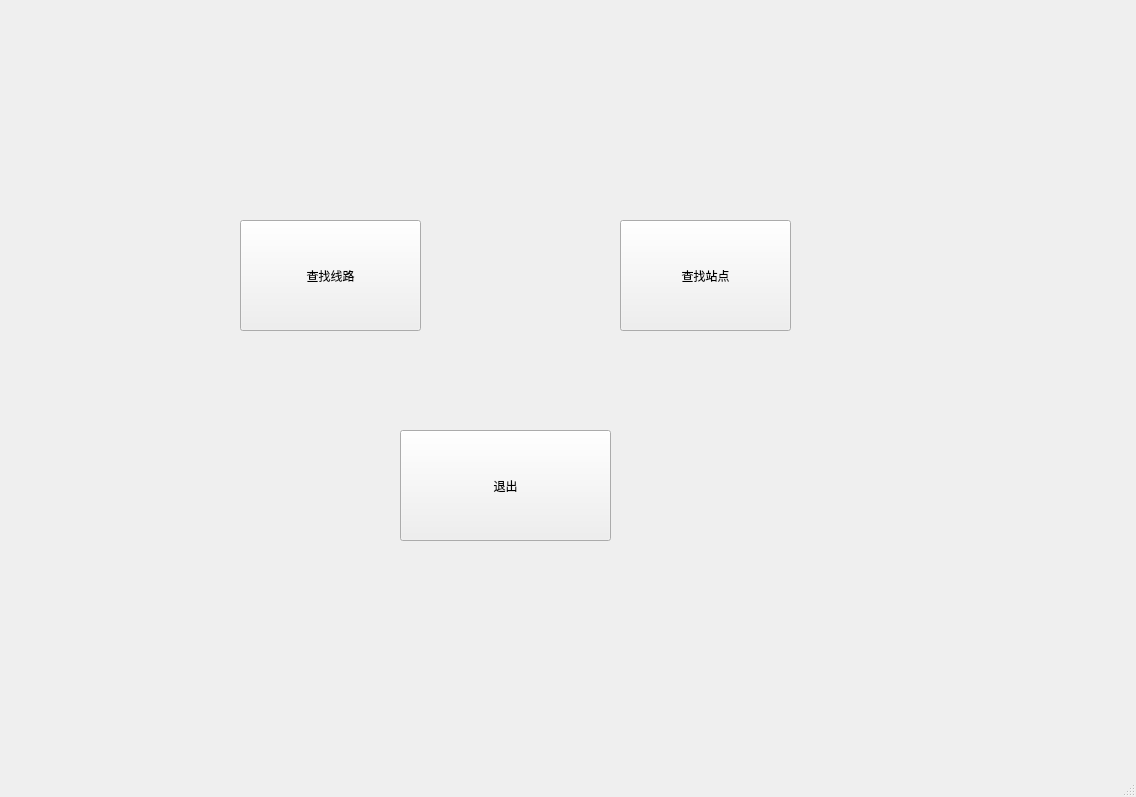
cxfann/DL_HW1, file project_1/main_window.ui: the form before one commit.
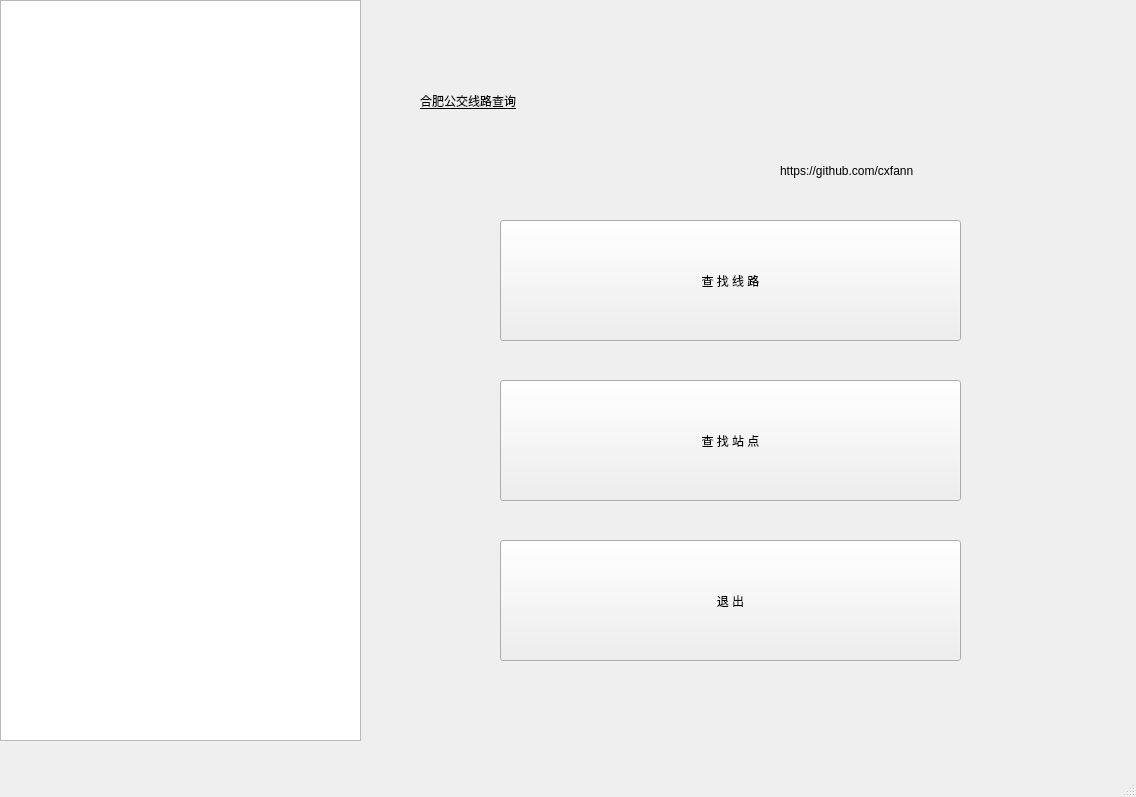
The form after the commit. Icons and pictures are not drawn.

Diff of the .ui file:
```diff
--- a/project_1/main_window.ui
+++ b/project_1/main_window.ui
@@ -17,40 +17,95 @@
    <widget class="QPushButton" name="main2route">
     <property name="geometry">
      <rect>
-      <x>240</x>
+      <x>500</x>
       <y>220</y>
-      <width>181</width>
-      <height>111</height>
+      <width>461</width>
+      <height>121</height>
      </rect>
     </property>
+    <property name="styleSheet">
+     <string notr="true">font: 24pt &quot;霞鹜文楷&quot;;</string>
+    </property>
     <property name="text">
-     <string>查找线路</string>
+     <string>查 找 线 路</string>
     </property>
    </widget>
    <widget class="QPushButton" name="main2station">
     <property name="geometry">
      <rect>
-      <x>620</x>
-      <y>220</y>
-      <width>171</width>
-      <height>111</height>
+      <x>500</x>
+      <y>380</y>
+      <width>461</width>
+      <height>121</height>
      </rect>
     </property>
+    <property name="styleSheet">
+     <string notr="true">font: 24pt &quot;霞鹜文楷&quot;;</string>
+    </property>
     <property name="text">
-     <string>查找站点</string>
+     <string>查 找 站 点</string>
     </property>
    </widget>
    <widget class="QPushButton" name="exit_button">
     <property name="geometry">
      <rect>
-      <x>400</x>
-      <y>430</y>
-      <width>211</width>
-      <height>111</height>
+      <x>500</x>
+      <y>540</y>
+      <width>461</width>
+      <height>121</height>
      </rect>
     </property>
+    <property name="styleSheet">
+     <string notr="true">font: 24pt &quot;霞鹜文楷&quot;;</string>
+    </property>
     <property name="text">
-     <string>退出</string>
+     <string>退 出</string>
+    </property>
+   </widget>
+   <widget class="QListView" name="listView">
+    <property name="geometry">
+     <rect>
+      <x>0</x>
+      <y>0</y>
+      <width>361</width>
+      <height>741</height>
+     </rect>
+    </property>
+    <property name="styleSheet">
+     <string notr="true">background-image: url(&quot;C:background.jpg&quot;)</string>
+    </property>
+   </widget>
+   <widget class="QLabel" name="label">
+    <property name="geometry">
+     <rect>
+      <x>420</x>
+      <y>60</y>
+      <width>431</width>
+      <height>81</height>
+     </rect>
+    </property>
+    <property name="styleSheet">
+     <string notr="true">font: 28pt &quot;霞鹜文楷&quot;;
+text-decoration: underline;</string>
+    </property>
+    <property name="text">
+     <string>合肥公交线路查询</string>
+    </property>
+   </widget>
+   <widget class="QLabel" name="label_2">
+    <property name="geometry">
+     <rect>
+      <x>780</x>
+      <y>150</y>
+      <width>231</width>
+      <height>41</height>
+     </rect>
+    </property>
+    <property name="styleSheet">
+     <string notr="true">font: 12pt &quot;Calibri&quot;;</string>
+    </property>
+    <property name="text">
+     <string>https://github.com/cxfann</string>
     </property>
    </widget>
   </widget>
```
